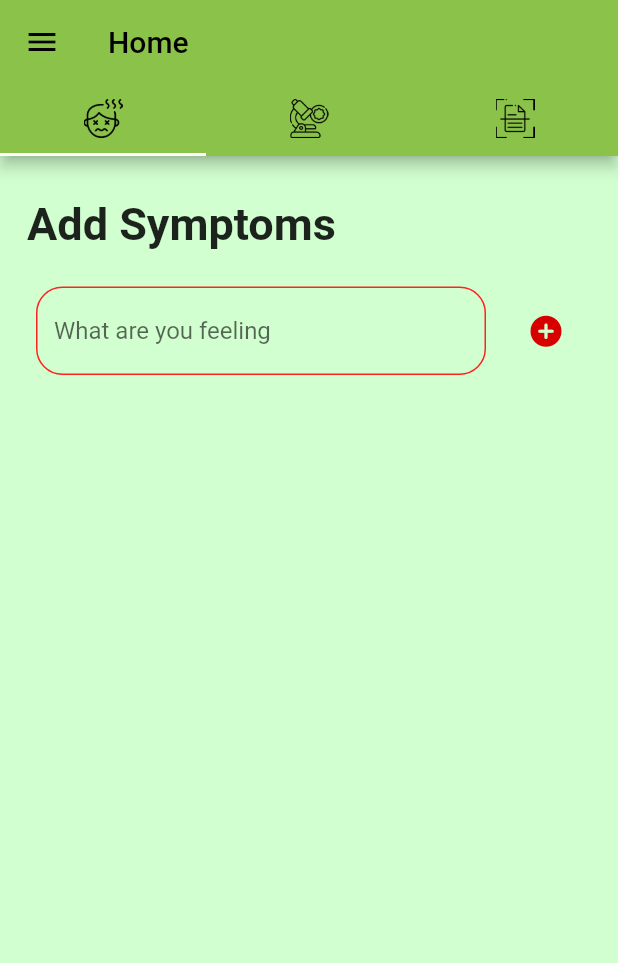
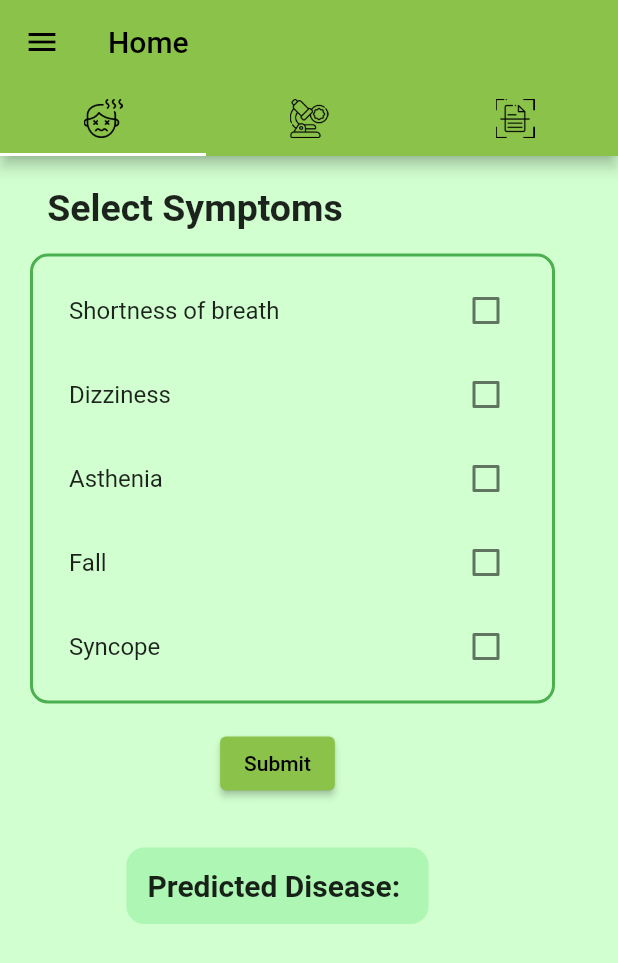
Before and after one commit to adityawalture/Diseaio, a Flutter app: the screen it shows once a user with an empty profile is signed in, on a phone screen of 412 x 824 dp. Shown: the top 963 px of the screen. Run offline on Flutter 3.47's test engine with Material 2 defaults, Android fonts, the phone set to English and light mode, and no system bars; our stand-ins replace camera, cloud_firestore, firebase_auth, firebase_core, google_fonts, image_picker; missing offline and left inert: flutter_tflite; accounts and stored records are empty.

Commit message:
Disease predicter added with integrating flask server

```diff
--- /dev/null
+++ b/lib/components/http_function.dart
@@ -0,0 +1,6 @@
+import 'package:http/http.dart' as http;
+
+fetchData(String url) async {
+  http.Response response = await http.get(Uri.parse(url));
+  return response.body;
+}
--- a/lib/pages/symptomsInput.dart
+++ b/lib/pages/symptomsInput.dart
@@ -1,8 +1,9 @@
 // ignore_for_file: prefer_const_constructors, sort_child_properties_last
-
+import 'dart:convert';
 import 'package:flutter/material.dart';
 import 'package:google_fonts/google_fonts.dart';
-import 'package:login_trail/pages/predictDisease.dart';
+import 'package:http/http.dart' as http;
+// import 'package:login_trail/pages/predictDisease.dart';
 
 class SymptomsInput extends StatefulWidget {
   const SymptomsInput({super.key});
@@ -12,135 +13,135 @@ class SymptomsInput extends StatefulWidget {
 }
 
 class _SymptomsInputState extends State<SymptomsInput> {
-  late String symptom;
-  List<String> patientSymptoms = [];
-
-  List<Widget> convertToTile(List<String> symptomStrings) {
-    List<Widget> symptomTile = [];
-    for (int i = 0; i < symptomStrings.length; ++i) {
-      symptomTile.add(Card(
-        elevation: 2.5,
-        child: ListTile(
-          trailing: IconButton(
-            icon: Icon(Icons.cancel_outlined, color: Color(0xFFD60000)),
-            onPressed: () {
-              setState(() {
-                symptomStrings.remove(symptomStrings[i]);
-              });
-            },
-          ),
-          title: Text(
-            symptomStrings[i],
-            style: TextStyle(
-              fontWeight: FontWeight.w500,
-              fontSize: 20.5,
-            ),
-          ),
-        ),
-      ));
-      symptomTile.add(SizedBox(
-        height: 3,
-      ));
-    }
-    symptomTile.add(TextButton(
-      onPressed: () {
-        Navigator.push(
-            context,
-            MaterialPageRoute(
-                builder: (context) => PredictDisease(
-                      symptoms: symptomStrings,
-                    )));
+  double shortnessOfBreath = 0.0;
+  double dizziness = 0.0;
+  double asthenia = 0.0;
+  double fall = 0.0;
+  double syncope = 0.0;
+  String predictedDisease = '';
+  final _formKey = GlobalKey<FormState>();
+  Future<void> _submitSelection() async {
+    final response = await http.post(
+      Uri.parse('http://10.0.2.2:5000/predict'),
+      body: {
+        'shortness of breath': shortnessOfBreath.toString(),
+        'dizziness': dizziness.toString(),
+        'asthenia': asthenia.toString(),
+        'fall': fall.toString(),
+        'syncope': syncope.toString(),
       },
-      child: Container(
-        width: 230,
-        height: 45,
-        child: Padding(
-          padding: const EdgeInsets.all(8.0),
-          child: Text(
-            "Predict Disease",
-            style: TextStyle(
-                color: Colors.white,
-                fontSize: 22.5,
-                fontWeight: FontWeight.w500),
-            textAlign: TextAlign.center,
-          ),
-        ),
-        decoration: BoxDecoration(
-          borderRadius: BorderRadius.circular(26.0),
-          color: Colors.lightGreen,
-          border:
-              Border.all(width: 1.0, color: Color.fromARGB(255, 79, 252, 63)),
-        ),
-      ),
-    ));
-    return symptomTile;
+    ).timeout(
+      Duration(seconds: 50),
+    );
+    final data = jsonDecode(response.body);
+    setState(() {
+      predictedDisease = data['disease'];
+    });
   }
 
   @override
   Widget build(BuildContext context) {
-    return Padding(
-      padding: const EdgeInsets.all(8.0),
-      child: ListView(
-        // ignore: prefer_const_literals_to_create_immutables
+    return Scaffold(
+      backgroundColor: Color.fromARGB(255, 209, 255, 207),
+      body: Column(
         children: [
           Padding(
-            padding: const EdgeInsets.only(left: 10, top: 20),
-            child: Text(
-              "Add Symptoms",
-              style:
-                  GoogleFonts.roboto(fontSize: 30, fontWeight: FontWeight.w600),
-              textAlign: TextAlign.left,
+            padding: const EdgeInsets.only(top: 20, right: 120, left: 10),
+            child: Container(
+              decoration: BoxDecoration(),
+              child: Text(
+                'Select Symptoms',
+                style: GoogleFonts.roboto(
+                    fontSize: 25, fontWeight: FontWeight.w700),
+              ),
             ),
           ),
-          SizedBox(height: 20),
-          ListTile(
-            title: TextField(
-              onChanged: (value) {
-                setState(() {
-                  symptom = value;
-                });
-              },
-              decoration: InputDecoration(
-                hintText: "What are you feeling",
-                border: OutlineInputBorder(
-                  borderRadius: BorderRadius.all(Radius.circular(17.5)),
-                  borderSide: BorderSide(
-                      color: Color.fromARGB(179, 144, 255, 34), width: 1),
-                ),
-                enabledBorder: OutlineInputBorder(
-                  borderSide: BorderSide(
-                      color: Color.fromARGB(255, 255, 34, 34), width: 1.0),
-                  borderRadius: BorderRadius.all(Radius.circular(17.5)),
-                ),
-                focusedBorder: OutlineInputBorder(
-                  borderSide: BorderSide(
-                      color: Color.fromARGB(179, 34, 144, 255), width: 2.0),
-                  borderRadius: BorderRadius.all(Radius.circular(17.5)),
+          SizedBox(height: 16),
+          Padding(
+            padding: const EdgeInsets.only(left: 20),
+            child: Container(
+              width: 350,
+              //padding: EdgeInsets.all(8),
+              decoration: BoxDecoration(
+                border: Border.all(width: 2.0, color: Colors.green),
+                borderRadius: BorderRadius.circular(12),
+              ),
+              child: Padding(
+                padding: const EdgeInsets.all(8.0),
+                child: Column(
+                  children: [
+                    CheckboxListTile(
+                        title: Text('Shortness of breath'),
+                        value: shortnessOfBreath == 1.0,
+                        onChanged: (value) {
+                          setState(() {
+                            shortnessOfBreath =
+                                value != null && value ? 1.0 : 0.0;
+                          });
+                        }),
+                    CheckboxListTile(
+                      title: Text('Dizziness'),
+                      value: dizziness == 1.0,
+                      onChanged: (value) {
+                        setState(() {
+                          dizziness = value != null && value ? 1.0 : 0.0;
+                        });
+                      },
+                    ),
+                    CheckboxListTile(
+                      title: Text('Asthenia'),
+                      value: asthenia == 1.0,
+                      onChanged: (value) {
+                        setState(() {
+                          asthenia = value != null && value ? 1.0 : 0.0;
+                        });
+                      },
+                    ),
+                    CheckboxListTile(
+                      title: Text('Fall'),
+                      value: fall == 1.0,
+                      onChanged: (value) {
+                        setState(() {
+                          fall = value != null && value ? 1.0 : 0.0;
+                        });
+                      },
+                    ),
+                    CheckboxListTile(
+                      title: Text('Syncope'),
+                      value: syncope == 1.0,
+                      onChanged: (value) {
+                        setState(() {
+                          syncope = value != null && value ? 1.0 : 0.0;
+                        });
+                      },
+                    ),
+                  ],
                 ),
               ),
             ),
-            trailing: IconButton(
-              icon: Icon(Icons.add_circle_rounded,
-                  color: Color(0xffd60000), size: 25),
-              onPressed: () {
-                if (symptom.length != 0) {
-                  setState(() {
-                    patientSymptoms.add(symptom);
-                    symptom;
-                  });
-                } else {
-                  print("No symptom added");
-                }
-              },
+          ),
+          SizedBox(height: 16.0),
+          ElevatedButton(
+            onPressed: _submitSelection,
+            child: Text('Submit'),
+          ),
+          SizedBox(height: 16.0),
+          SizedBox(height: 16.0),
+          Container(
+            decoration: BoxDecoration(
+              shape: BoxShape.rectangle,
+              color: Color.fromARGB(255, 174, 246, 179),
+              borderRadius: BorderRadius.circular(12),
+            ),
+            child: Padding(
+              padding: const EdgeInsets.all(14.0),
+              child: Text(
+                "Predicted Disease: $predictedDisease",
+                style: GoogleFonts.roboto(
+                    fontSize: 20, fontWeight: FontWeight.w700),
+              ),
             ),
           ),
-          SizedBox(height: 25),
-          patientSymptoms.length != 0
-              ? Column(
-                  mainAxisAlignment: MainAxisAlignment.spaceEvenly,
-                  children: [],
-                )
-              : Center(),
         ],
       ),
     );
--- a/pubspec.yaml
+++ b/pubspec.yaml
@@ -44,6 +44,7 @@ dependencies:
   image :
   camera:
   transparent_image: ^2.0.1
+  http:
 
 dev_dependencies:
   flutter_test:
```
Also changed, not shown: pubspec.lock.
